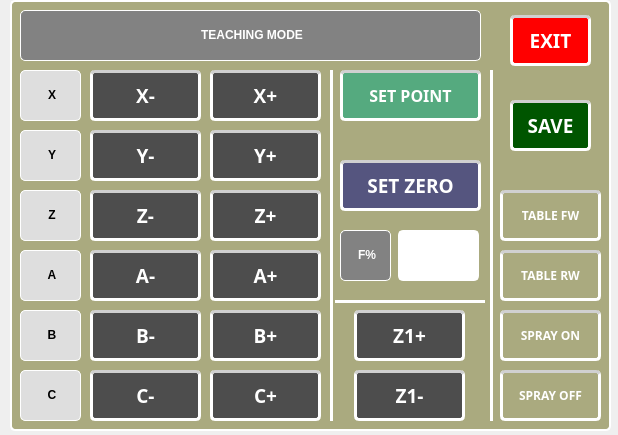
Qt form QtPaintingChair/teachWindow.ui (NguyenKhanh2101993/Painting_Chair_Robot_ver02) before a commit.
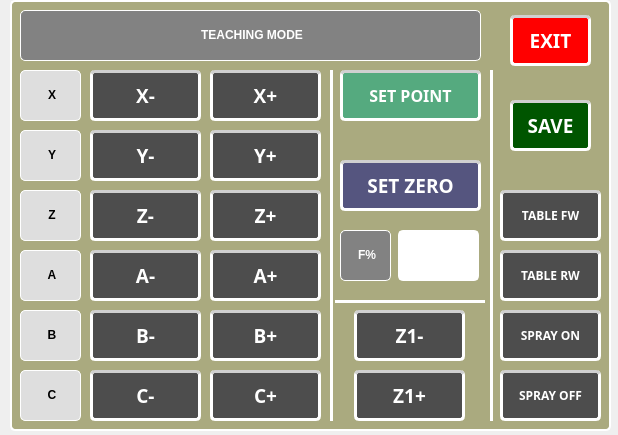
The same form after that commit. Icons and pictures are not drawn.

Patch:
```diff
--- a/QtPaintingChair/teachWindow.ui
+++ b/QtPaintingChair/teachWindow.ui
@@ -729,7 +729,7 @@
 border-top-color: rgb(208, 208, 208);</string>
     </property>
     <property name="text">
-     <string>Z1+</string>
+     <string>Z1-</string>
     </property>
     <property name="flat">
      <bool>false</bool>
@@ -770,7 +770,7 @@
 border-top-color: rgb(208, 208, 208);</string>
     </property>
     <property name="text">
-     <string>Z1-</string>
+     <string>Z1+</string>
     </property>
     <property name="flat">
      <bool>false</bool>
@@ -953,7 +953,7 @@
      <bool>false</bool>
     </property>
     <property name="styleSheet">
-     <string notr="true">background-color: rgb(170, 170, 127);
+     <string notr="true">background-color: rgb(77, 77, 77);
 color: rgb(255, 255, 255);
 border: 3px solid rgb(255, 255, 255);
 border-radius: 5px;
@@ -994,7 +994,7 @@
      <bool>false</bool>
     </property>
     <property name="styleSheet">
-     <string notr="true">background-color: rgb(170, 170, 127);
+     <string notr="true">background-color: rgb(77, 77, 77);
 color: rgb(255, 255, 255);
 border: 3px solid rgb(255, 255, 255);
 border-radius: 5px;
@@ -1035,7 +1035,7 @@
      <bool>false</bool>
     </property>
     <property name="styleSheet">
-     <string notr="true">background-color: rgb(170, 170, 127);
+     <string notr="true">background-color: rgb(77, 77, 77);
 color: rgb(255, 255, 255);
 border: 3px solid rgb(255, 255, 255);
 border-radius: 5px;
@@ -1076,7 +1076,7 @@
      <bool>false</bool>
     </property>
     <property name="styleSheet">
-     <string notr="true">background-color: rgb(170, 170, 127);
+     <string notr="true">background-color: rgb(77, 77, 77);
 color: rgb(255, 255, 255);
 border: 3px solid rgb(255, 255, 255);
 border-radius: 5px;
```
